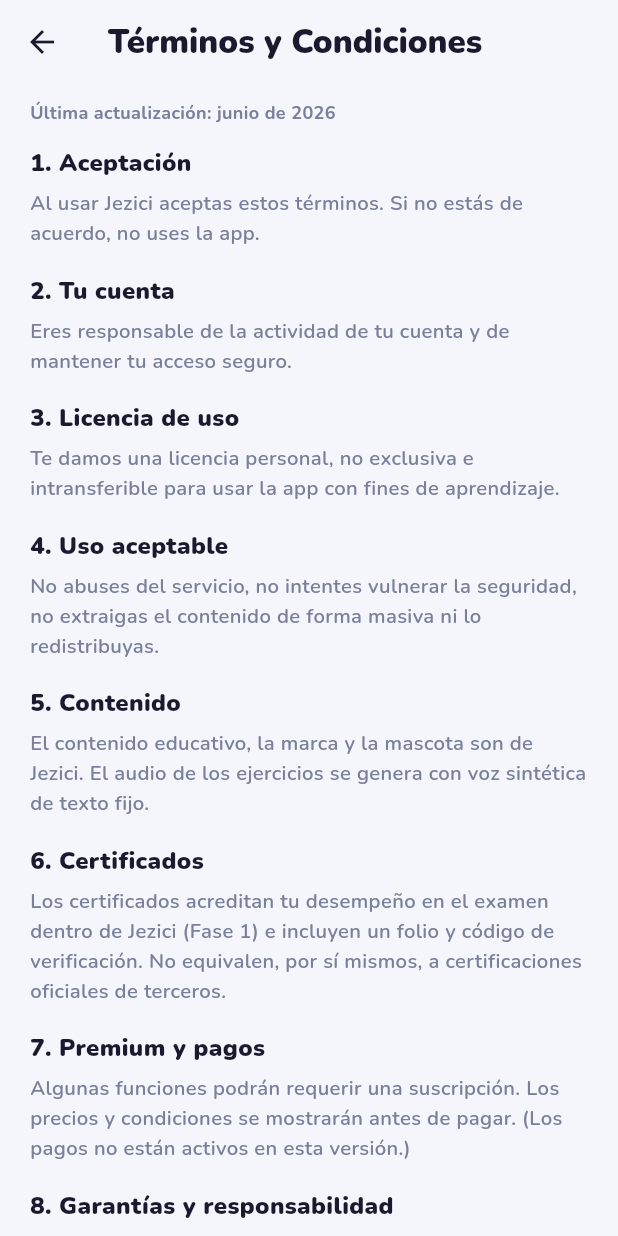
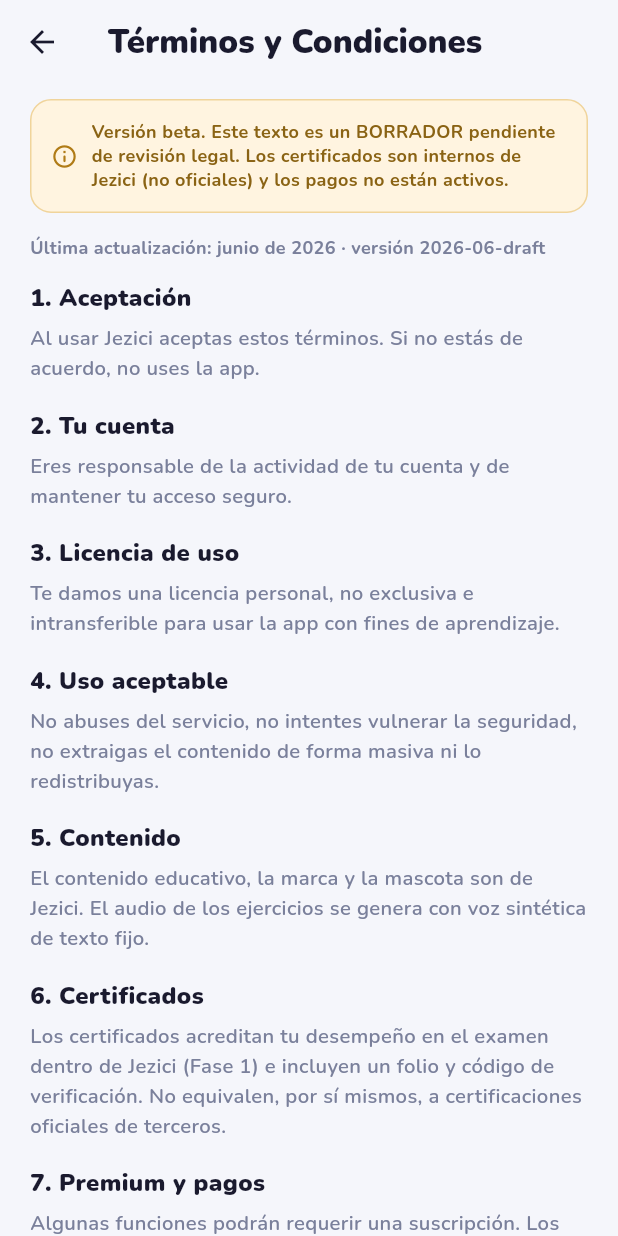
Before and after one commit to GianPierooo/Jezici, a Flutter app: the screen it shows after launch, after a tap on "Términos", on a phone screen of 412 x 824 dp. Run offline on Flutter 3.47's test engine with Material 3 defaults, Android fonts, the phone set to English and light mode, and no system bars; our stand-ins replace audioplayers, confetti, flutter_dotenv, flutter_local_notifications, flutter_riverpod, google_fonts and 4 more; missing offline and left inert: dart:js_interop; accounts and stored records are empty.

Commit message:
feat(legal): publica Privacidad+Términos in-app con aceptación versionada (mig 062)
Los borradores ya existían (legal_screen.dart); esta misión los hace VISIBLES y
ACEPTADOS (no reescribe el texto). SON BORRADORES: revisión de abogado pendiente.

- LegalScreen: + banner de beta (borrador + cert interno no oficial + pagos
  inactivos) + versión kLegalVersion='2026-06-draft'. Ya alcanzable desde Ajustes
  (Privacidad + Términos) y registro.
- Registro: checkbox REQUERIDO "He leído y acepto Términos + Privacidad" (con enlaces;
  botón deshabilitado sin marcar). Tras el alta → accept_legal(versión).
- Consentimiento (mig 062): tabla legal_consents(user_id, doc_version, accepted_at),
  RLS self-read, escritura solo por RPC accept_legal (DEFINER). my_legal_version()
  devuelve la última versión aceptada → base para re-consentir al cambiar el texto.
  Cascada en delete_account (GDPR).

Verificado con JWT real: accept_legal persiste (versión+timestamp), my_legal_version
lo refleja, RLS self, insert directo → 403, mig 058 intacta (league_members 403),
borrado en cascada. analyze 0 · test 43/43 · build web OK.

Diferido: gate de re-consentimiento para usuarios existentes al subir la versión
(infra lista: comparar my_legal_version vs kLegalVersion) — se activa con la versión
revisada por abogado. legal_consents en export_my_data (menor; el borrado ya cascada).

Co-Authored-By: Claude Opus 4.8 <noreply@anthropic.com>

```diff
--- a/app/lib/features/auth/auth_screen.dart
+++ b/app/lib/features/auth/auth_screen.dart
@@ -22,6 +22,7 @@ class _AuthScreenState extends ConsumerState<AuthScreen> {
   final _password = TextEditingController();
   bool _signUp = true; // arranca en "crear cuenta"
   bool _loading = false;
+  bool _accepted = false; // aceptación legal (requerida para crear cuenta)
   String? _error;
 
   @override
@@ -46,6 +47,10 @@ class _AuthScreenState extends ConsumerState<AuthScreen> {
       setState(() => _error = 'Pon un email válido y una contraseña de 6+ caracteres.');
       return;
     }
+    if (_signUp && !_accepted) {
+      setState(() => _error = 'Para crear tu cuenta, acepta los Términos y la Privacidad.');
+      return;
+    }
     setState(() {
       _loading = true;
       _error = null;
@@ -55,6 +60,7 @@ class _AuthScreenState extends ConsumerState<AuthScreen> {
       if (_signUp) {
         await repo.signUpEmail(email, pw);
         await repo.setProfile(name: name); // guarda el nombre real de entrada
+        await repo.acceptLegal(kLegalVersion); // registra el consentimiento (versión + fecha)
       } else {
         await repo.signInEmail(email, pw);
       }
@@ -137,38 +143,28 @@ class _AuthScreenState extends ConsumerState<AuthScreen> {
                     style: const TextStyle(
                         color: AppColors.hearts, fontWeight: FontWeight.w800, fontSize: 12.5)),
               ],
+              if (_signUp) ...[
+                const SizedBox(height: 16),
+                _LegalCheckbox(
+                  value: _accepted,
+                  onChanged: (v) => setState(() {
+                    _accepted = v;
+                    if (v) _error = null;
+                  }),
+                  onTapTerms: () => Navigator.of(context)
+                      .push(MaterialPageRoute(builder: (_) => LegalScreen.terms())),
+                  onTapPrivacy: () => Navigator.of(context)
+                      .push(MaterialPageRoute(builder: (_) => LegalScreen.privacy())),
+                ),
+              ],
               const SizedBox(height: 18),
               PrimaryButton(
                 label: _loading
                     ? (_signUp ? 'CREANDO…' : 'ENTRANDO…')
                     : (_signUp ? 'CREAR CUENTA' : 'INICIAR SESIÓN'),
                 expand: true,
-                onPressed: _loading ? null : _submit,
+                onPressed: (_loading || (_signUp && !_accepted)) ? null : _submit,
               ),
-              const SizedBox(height: 18),
-              if (_signUp)
-                Wrap(
-                  alignment: WrapAlignment.center,
-                  crossAxisAlignment: WrapCrossAlignment.center,
-                  children: [
-                    const Text('Al crear tu cuenta aceptas los ',
-                        style: TextStyle(fontSize: 11, fontWeight: FontWeight.w700, color: AppColors.textMuted)),
-                    GestureDetector(
-                      onTap: () => Navigator.of(context)
-                          .push(MaterialPageRoute(builder: (_) => LegalScreen.terms())),
-                      child: const Text('Términos',
-                          style: TextStyle(fontSize: 11, fontWeight: FontWeight.w900, color: AppColors.primary)),
-                    ),
-                    const Text(' y la ',
-                        style: TextStyle(fontSize: 11, fontWeight: FontWeight.w700, color: AppColors.textMuted)),
-                    GestureDetector(
-                      onTap: () => Navigator.of(context)
-                          .push(MaterialPageRoute(builder: (_) => LegalScreen.privacy())),
-                      child: const Text('Privacidad',
-                          style: TextStyle(fontSize: 11, fontWeight: FontWeight.w900, color: AppColors.primary)),
-                    ),
-                  ],
-                ),
             ],
           ),
         ),
@@ -198,6 +194,64 @@ class _AuthScreenState extends ConsumerState<AuthScreen> {
           borderSide: const BorderSide(color: AppColors.primary, width: 2),
         ),
       ),
+    );
+  }
+}
+
+/// Casilla de aceptación legal (requerida para crear cuenta). Texto + enlaces a
+/// Términos y Privacidad. La aceptación se persiste con versión (mig 062).
+class _LegalCheckbox extends StatelessWidget {
+  const _LegalCheckbox({
+    required this.value,
+    required this.onChanged,
+    required this.onTapTerms,
+    required this.onTapPrivacy,
+  });
+  final bool value;
+  final ValueChanged<bool> onChanged;
+  final VoidCallback onTapTerms;
+  final VoidCallback onTapPrivacy;
+
+  @override
+  Widget build(BuildContext context) {
+    const link = TextStyle(fontSize: 12, fontWeight: FontWeight.w900, color: AppColors.primary);
+    const base = TextStyle(fontSize: 12, fontWeight: FontWeight.w700, color: AppColors.textMuted, height: 1.4);
+    return Row(
+      crossAxisAlignment: CrossAxisAlignment.start,
+      children: [
+        SizedBox(
+          width: 26,
+          height: 26,
+          child: Checkbox(
+            value: value,
+            onChanged: (v) => onChanged(v ?? false),
+            activeColor: AppColors.primary,
+            shape: RoundedRectangleBorder(borderRadius: BorderRadius.circular(6)),
+            materialTapTargetSize: MaterialTapTargetSize.shrinkWrap,
+          ),
+        ),
+        const SizedBox(width: 10),
+        Expanded(
+          child: GestureDetector(
+            onTap: () => onChanged(!value),
+            child: Text.rich(
+              TextSpan(style: base, children: [
+                const TextSpan(text: 'He leído y acepto los '),
+                WidgetSpan(
+                  alignment: PlaceholderAlignment.middle,
+                  child: GestureDetector(onTap: onTapTerms, child: const Text('Términos', style: link)),
+                ),
+                const TextSpan(text: ' y la '),
+                WidgetSpan(
+                  alignment: PlaceholderAlignment.middle,
+                  child: GestureDetector(onTap: onTapPrivacy, child: const Text('Política de Privacidad', style: link)),
+                ),
+                const TextSpan(text: '.'),
+              ]),
+            ),
+          ),
+        ),
+      ],
     );
   }
 }
--- a/app/lib/features/legal/legal_screen.dart
+++ b/app/lib/features/legal/legal_screen.dart
@@ -2,10 +2,13 @@ import 'package:flutter/material.dart';
 
 import '../../core/theme/app_colors.dart';
 
-/// Páginas legales (Privacidad / Términos). Plantillas serias para una app de
-/// idiomas que guarda datos de usuario, envía notificaciones y usa el micrófono
-/// para evaluar pronunciación. No son asesoría legal: revisar con un abogado
-/// antes de publicar en tiendas.
+/// Versión del contenido legal (Privacidad+Términos). Súbela cuando el texto
+/// cambie (p. ej. tras la revisión de abogado) → permite detectar y disparar
+/// re-consentimiento (ver `accept_legal`/`my_legal_version`, mig 062).
+const kLegalVersion = '2026-06-draft';
+
+/// Páginas legales (Privacidad / Términos). **BORRADOR** para la beta: revisar
+/// con un abogado antes de publicar en tiendas (no es asesoría legal acreditada).
 class LegalScreen extends StatelessWidget {
   const LegalScreen({super.key, required this.kind});
   final LegalKind kind;
@@ -25,7 +28,28 @@ class LegalScreen extends StatelessWidget {
       body: ListView(
         padding: const EdgeInsets.fromLTRB(20, 10, 20, 32),
         children: [
-          Text('Última actualización: junio de 2026',
+          // Aviso honesto de beta (marca): borrador + datos + certificado interno.
+          Container(
+            padding: const EdgeInsets.all(13),
+            decoration: BoxDecoration(
+              color: const Color(0xFFFFF4E0),
+              borderRadius: BorderRadius.circular(14),
+              border: Border.all(color: const Color(0xFFF0D49B)),
+            ),
+            child: const Row(children: [
+              Icon(Icons.info_outline_rounded, size: 18, color: Color(0xFFB07B16)),
+              SizedBox(width: 9),
+              Expanded(
+                child: Text(
+                  'Versión beta. Este texto es un BORRADOR pendiente de revisión legal. '
+                  'Los certificados son internos de Jezici (no oficiales) y los pagos no están activos.',
+                  style: TextStyle(fontSize: 12, fontWeight: FontWeight.w700, color: Color(0xFF8A6314), height: 1.35),
+                ),
+              ),
+            ]),
+          ),
+          const SizedBox(height: 14),
+          Text('Última actualización: junio de 2026 · versión $kLegalVersion',
               style: const TextStyle(fontSize: 12, fontWeight: FontWeight.w700, color: AppColors.textMuted)),
           const SizedBox(height: 14),
           for (final s in doc.sections) ...[
```
Also changed, not shown: app/lib/data/repositories/progress_repository.dart (+19 -0 lines), 4 other files.
